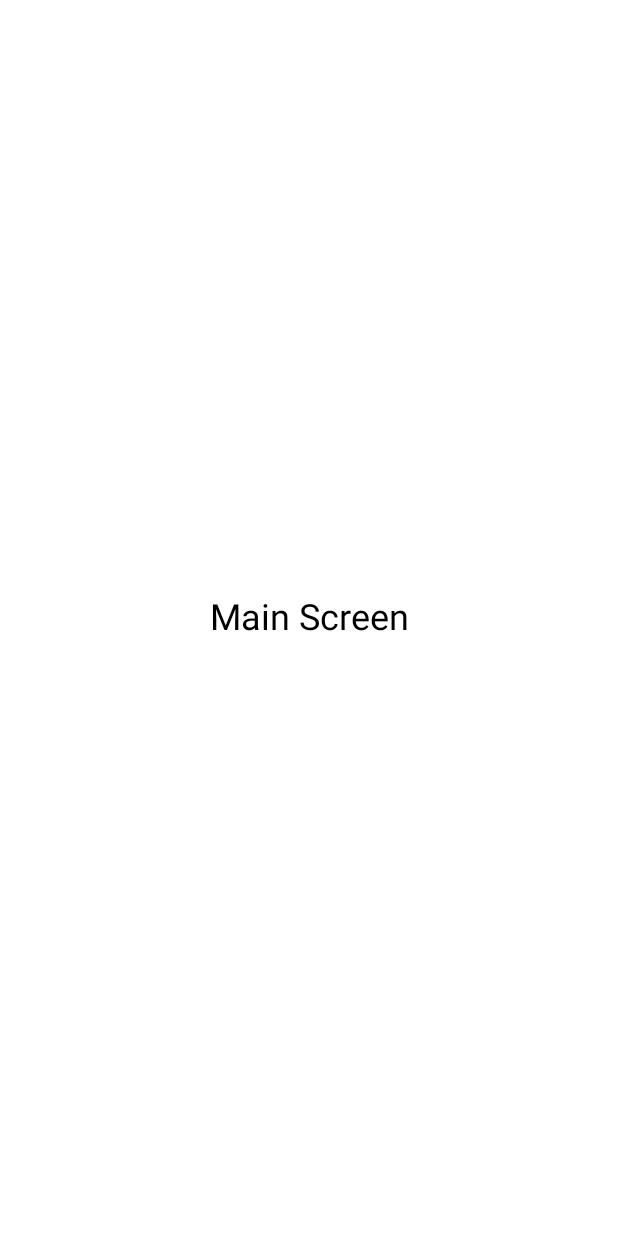
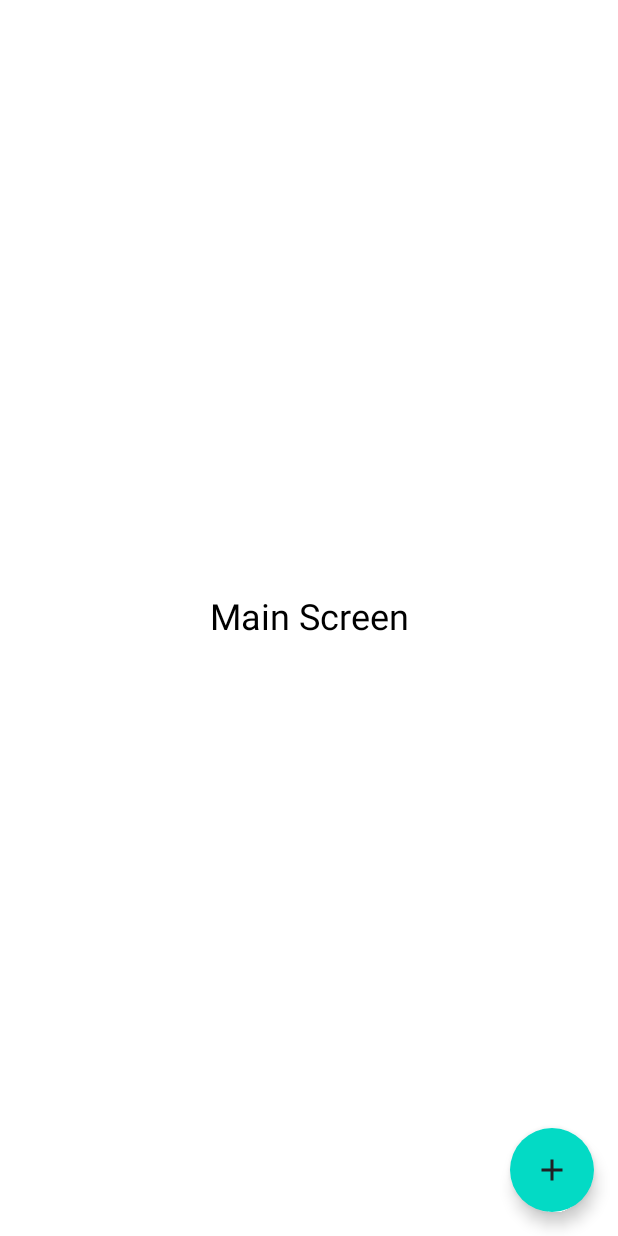
Before and after one commit to RunMoonQueue/MySecretary, an Android app built with Jetpack Compose: the screen it shows after launch (MainActivity), on a phone screen of 412 x 824 dp. Before the commit the screen is almost empty. Run offline under Robolectric (Android 15) with nearby library versions, the phone set to English and light mode, and no system bars.

Commit message:
floating button 및 Edit Screen추가

```diff
--- a/app/src/main/java/com/moon/mysecretary/MainActivity.kt
+++ b/app/src/main/java/com/moon/mysecretary/MainActivity.kt
@@ -3,20 +3,24 @@ package com.moon.mysecretary
 import android.os.Bundle
 import androidx.activity.ComponentActivity
 import androidx.activity.compose.setContent
+import androidx.compose.foundation.background
 import androidx.compose.foundation.layout.Box
 import androidx.compose.foundation.layout.fillMaxSize
-import androidx.compose.material.Surface
-import androidx.compose.material.Text
+import androidx.compose.material.*
+import androidx.compose.material.icons.Icons
+import androidx.compose.material.icons.filled.Add
 import androidx.compose.runtime.Composable
 import androidx.compose.ui.Alignment
 import androidx.compose.ui.Modifier
 import androidx.compose.ui.graphics.Color
 import androidx.compose.ui.unit.sp
+import androidx.navigation.NavController
 import androidx.navigation.compose.NavHost
 import androidx.navigation.compose.composable
 import androidx.navigation.compose.rememberNavController
 import com.moon.mysecretary.ui.SplashScreen
 import com.moon.mysecretary.ui.theme.MysecretaryTheme
+import com.moon.mysecretary.ui.theme.graySurface
 
 class MainActivity : ComponentActivity() {
     override fun onCreate(savedInstanceState: Bundle?) {
@@ -33,10 +37,18 @@ class MainActivity : ComponentActivity() {
 }
 
 @Composable
-fun MainScreen() {
-    Box(modifier = Modifier.fillMaxSize(), contentAlignment = Alignment.Center) {
-        Text(text = "Main Screen", color = Color.Black, fontSize = 24.sp)
-    }
+fun MainScreen(navController: NavController) {
+    Scaffold(topBar = {}, floatingActionButton = {
+        FloatingActionButton(onClick = {
+            navController.navigate("edit_screen")
+        }, contentColor = graySurface) {
+            Icon(Icons.Filled.Add, "")
+        }
+    }, content = {
+        Box(modifier = Modifier.fillMaxSize(), contentAlignment = Alignment.Center) {
+            Text(text = "Main Screen", color = Color.Black, fontSize = 24.sp)
+        }
+    })
 }
 
 @Composable
@@ -47,7 +59,18 @@ fun Navigation() {
             SplashScreen(navController)
         }
         composable("main_screen") {
-            MainScreen()
+            MainScreen(navController)
+        }
+        composable("edit_screen") {
+            EditScreen(navController)
         }
     }
 }
+
+
+@Composable
+fun EditScreen(navController: NavController) {
+    Box(modifier = Modifier.fillMaxSize(), contentAlignment = Alignment.Center) {
+        Text(text = "Edit Screen", color = Color.Black, fontSize = 24.sp)
+    }
+}
--- a/app/src/main/java/com/moon/mysecretary/ui/SplashScreen.kt
+++ b/app/src/main/java/com/moon/mysecretary/ui/SplashScreen.kt
@@ -37,7 +37,7 @@ fun SplashScreen(navController: NavController) {
                 })
         )
         // Customize the delay time
-        delay(1000L)
+        delay(800L)
         navController.navigate("main_screen")
     }
 
--- a/app/src/main/java/com/moon/mysecretary/ui/theme/Color.kt
+++ b/app/src/main/java/com/moon/mysecretary/ui/theme/Color.kt
@@ -6,3 +6,4 @@ val Purple200 = Color(0xFFBB86FC)
 val Purple500 = Color(0xFF6200EE)
 val Purple700 = Color(0xFF3700B3)
 val Teal200 = Color(0xFF03DAC5)
+val graySurface = Color(0xFF202124)
```
